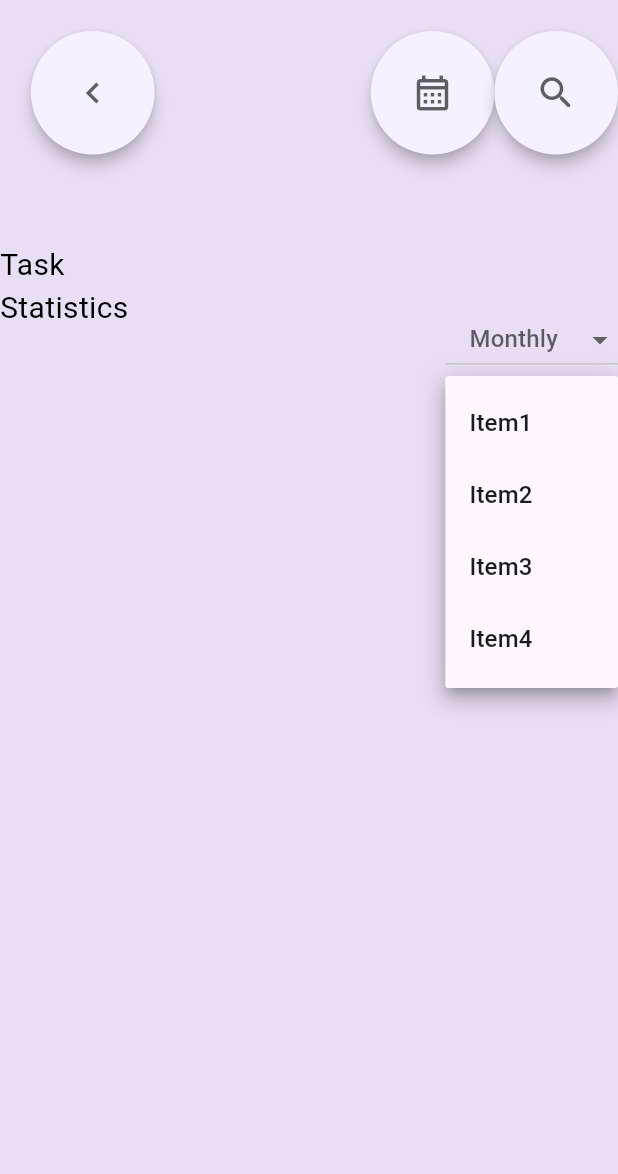
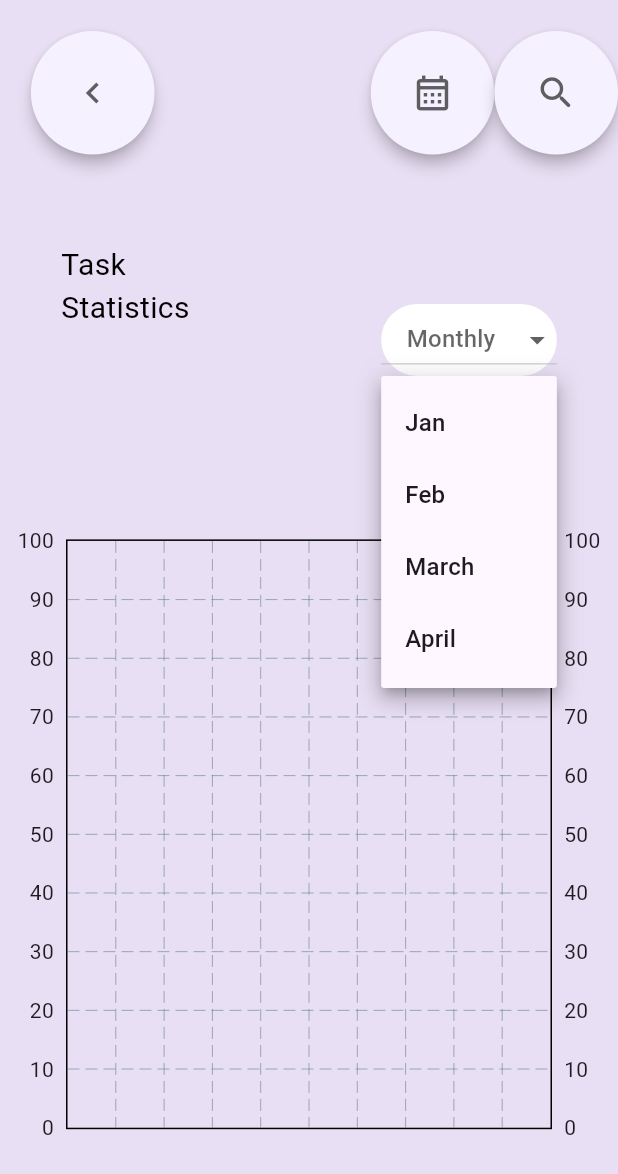
Before and after one commit to SyedOsamaAhmed/Spech-Company-Task, a Flutter app: the screen it shows after launch, after a tap on "Monthly", on a phone screen of 412 x 824 dp. Shown: the top 1174 px of the screen. Run offline on Flutter 3.47's test engine with Material 3 defaults, Android fonts, the phone set to English and light mode, and no system bars; drawn by our look-alikes of dropdown_button2, fl_chart.

Commit message:
working on bar graph data display and customisation in UI

```diff
--- a/lib/screens/task_main_screen.dart
+++ b/lib/screens/task_main_screen.dart
@@ -1,5 +1,6 @@
 import 'package:flutter/material.dart';
 import 'package:dropdown_button2/dropdown_button2.dart';
+import 'package:spech_interview_task/widgets/bar_graph.dart';
 
 class MainTaskScreen extends StatefulWidget {
   const MainTaskScreen({super.key});
@@ -9,12 +10,15 @@ class MainTaskScreen extends StatefulWidget {
 }
 
 class _MainTaskScreenState extends State<MainTaskScreen> {
-  final List<String> items = [
-    'Item1',
-    'Item2',
-    'Item3',
-    'Item4',
+  final List<String> months = [
+    'Jan',
+    'Feb',
+    'March',
+    'April',
   ];
+
+  List<String> taskStats = ["75%", "90%", "73%", "30%"];
+
   String? selectedValue;
   @override
   Widget build(BuildContext context) {
@@ -90,7 +94,7 @@ class _MainTaskScreenState extends State<MainTaskScreen> {
                 width: MediaQuery.of(context).size.width,
                 height: MediaQuery.of(context).size.height * 0.25,
                 child: Row(
-                  mainAxisAlignment: MainAxisAlignment.spaceBetween,
+                  mainAxisAlignment: MainAxisAlignment.spaceAround,
                   children: [
                     SizedBox(
                       width: MediaQuery.of(context).size.width * 0.32,
@@ -112,7 +116,7 @@ class _MainTaskScreenState extends State<MainTaskScreen> {
                       onChanged: (value) => setState(() {
                         selectedValue = value;
                       }),
-                      items: items
+                      items: months
                           .map(
                             (item) => DropdownMenuItem(
                               value: item,
@@ -120,10 +124,21 @@ class _MainTaskScreenState extends State<MainTaskScreen> {
                             ),
                           )
                           .toList(),
+                      buttonStyleData: ButtonStyleData(
+                        decoration: BoxDecoration(
+                            borderRadius: BorderRadius.circular(30.0),
+                            border: Border.all(
+                              style: BorderStyle.none,
+                            ),
+                            color: Colors.white),
+                      ),
                     ),
                   ],
                 ),
-              )
+              ),
+              const BarGraph(
+                taskStats: [],
+              ),
             ],
           ),
         ),
--- /dev/null
+++ b/lib/widgets/bar_graph.dart
@@ -0,0 +1,24 @@
+// ignore_for_file: public_member_api_docs, sort_constructors_first
+import 'package:fl_chart/fl_chart.dart';
+import 'package:flutter/material.dart';
+
+class BarGraph extends StatelessWidget {
+  final List<String> taskStats;
+  const BarGraph({
+    Key? key,
+    required this.taskStats,
+  }) : super(key: key);
+
+  @override
+  Widget build(BuildContext context) {
+    return SizedBox(
+      width: MediaQuery.of(context).size.width,
+      height: MediaQuery.of(context).size.height * 0.55,
+      child: BarChart(
+        BarChartData(maxY: 100.0, minY: 0.0),
+        swapAnimationDuration: const Duration(milliseconds: 150),
+        swapAnimationCurve: Curves.bounceOut,
+      ),
+    );
+  }
+}
--- a/pubspec.yaml
+++ b/pubspec.yaml
@@ -36,6 +36,7 @@ dependencies:
   # Use with the CupertinoIcons class for iOS style icons.
   cupertino_icons: ^1.0.2
   dropdown_button2: ^2.3.9
+  fl_chart: ^0.66.1
 
 dev_dependencies:
   flutter_test:
```
Also changed, not shown: lib/bar graph/bar_graph_data.dart (added, +26 -0 lines), lib/bar graph/individual_bar.dart (added, +9 -0 lines), pubspec.lock.
